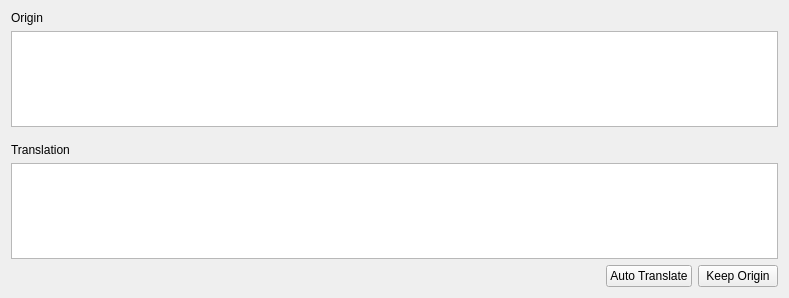
shm12/APKLanguageEditor, file src/main/resources/base/ui/extendedEdit.ui: the form before one commit.
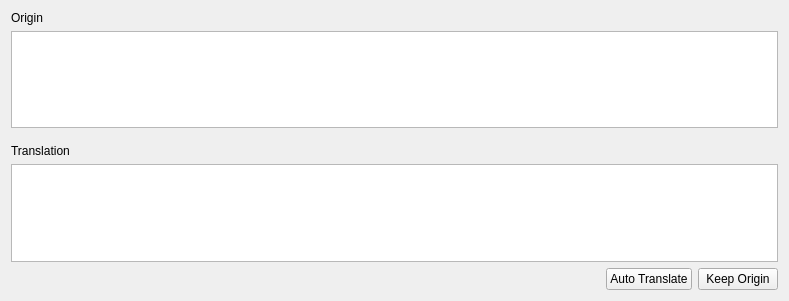
The form after the commit.

The edit to the form file:
```diff
--- a/src/main/resources/base/ui/extendedEdit.ui
+++ b/src/main/resources/base/ui/extendedEdit.ui
@@ -7,7 +7,7 @@
     <x>0</x>
     <y>0</y>
     <width>789</width>
-    <height>298</height>
+    <height>301</height>
    </rect>
   </property>
   <property name="windowTitle">
```
